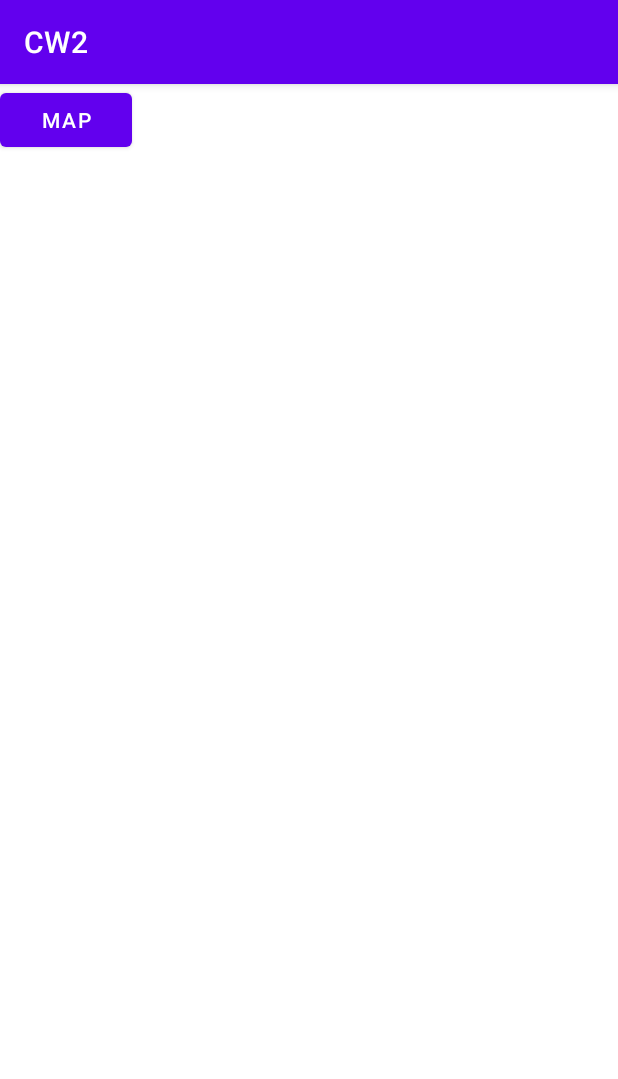
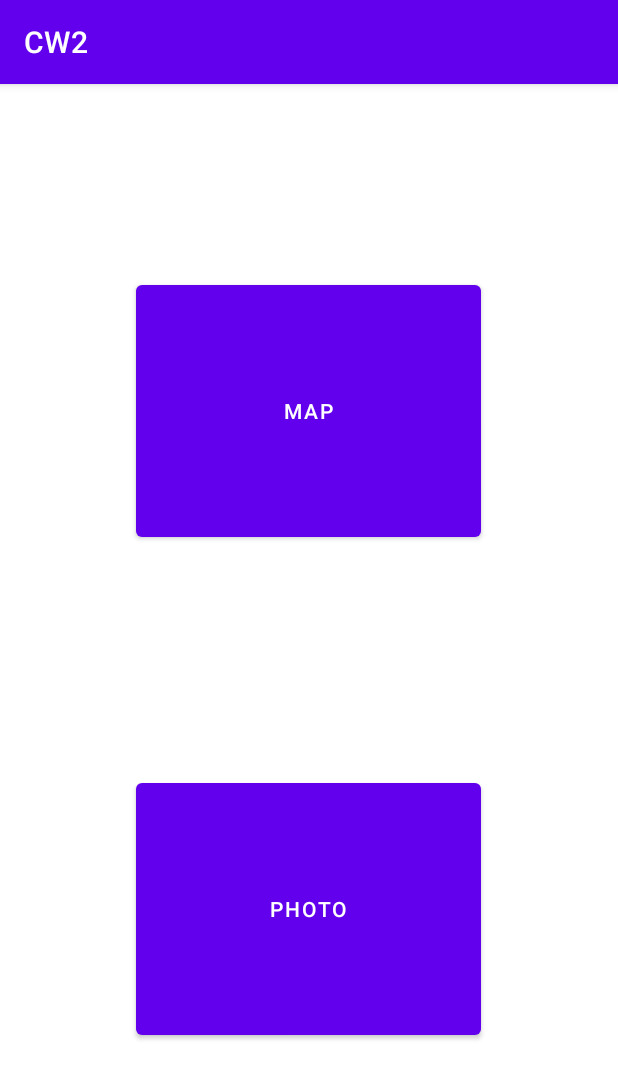
Before and after one commit to 1336735711/-CW2_Android, an Android app: the screen it shows after launch (MainActivity), on a phone screen of 412 x 824 dp. Shown: the top 1079 px of the screen. Run offline under Robolectric (Android 15) with nearby library versions, the phone set to English and light mode, and no system bars.

Commit message:
4.0.2
Google map is ready.

make Map page is ready.

finished Photo button

```diff
--- a/CW2/app/src/main/res/layout/activity_main.xml
+++ b/CW2/app/src/main/res/layout/activity_main.xml
@@ -7,9 +7,25 @@
     tools:context=".MainActivity">
 
     <Button
-        android:layout_width="wrap_content"
-        android:layout_height="wrap_content"
+        android:id="@+id/btnMap"
+        android:layout_width="230dp"
+        android:layout_height="180dp"
+        android:layout_marginTop="128dp"
         android:text="Map"
-        android:id="@+id/btnMap"/>
+        app:layout_constraintEnd_toEndOf="parent"
+        app:layout_constraintHorizontal_bias="0.497"
+        app:layout_constraintStart_toStartOf="parent"
+        app:layout_constraintTop_toTopOf="parent" />
+
+    <Button
+        android:id="@+id/btnPhoto"
+        android:layout_width="230dp"
+        android:layout_height="180dp"
+        android:layout_marginBottom="128dp"
+        android:text="Photo"
+        app:layout_constraintBottom_toBottomOf="parent"
+        app:layout_constraintEnd_toEndOf="parent"
+        app:layout_constraintHorizontal_bias="0.497"
+        app:layout_constraintStart_toStartOf="parent" />
 
 </androidx.constraintlayout.widget.ConstraintLayout>
```
Also changed, not shown: CW2/app/src/main/AndroidManifest.xml (+7 -4 lines), CW2/app/src/main/java/com/example/cw2/MainActivity.java (+9 -0 lines), CW2/app/src/main/java/com/example/cw2/PhotoActivity.java (added, +14 -0 lines), CW2/app/src/main/res/layout/activity_photo.xml (added, +9 -0 lines).
